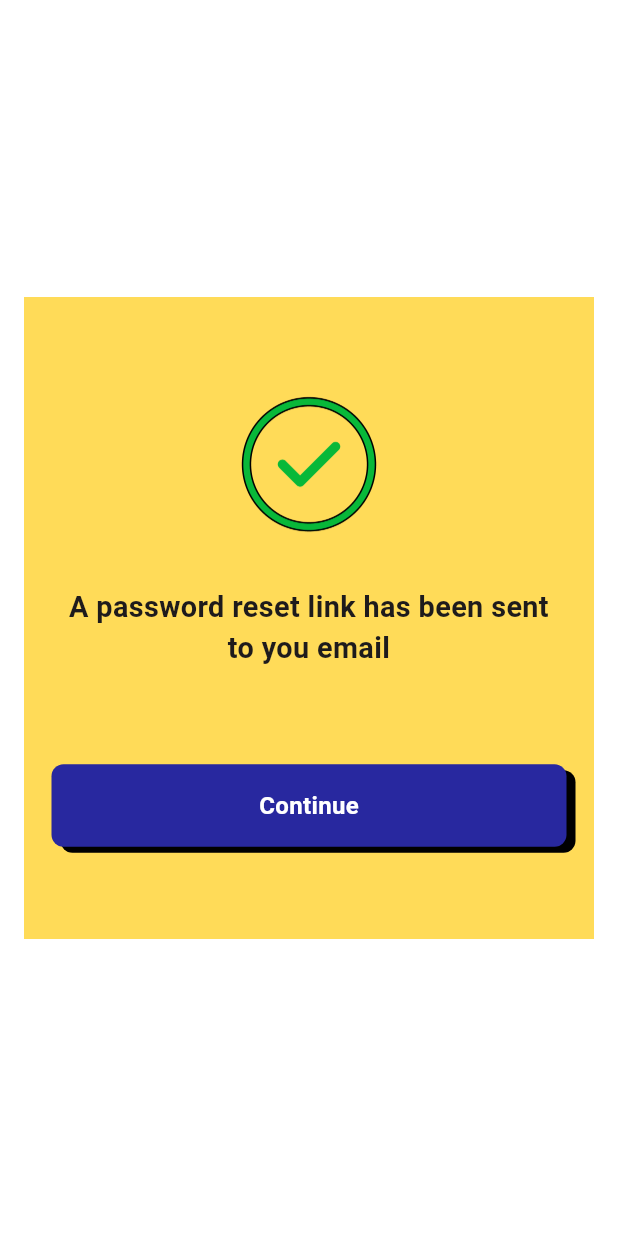
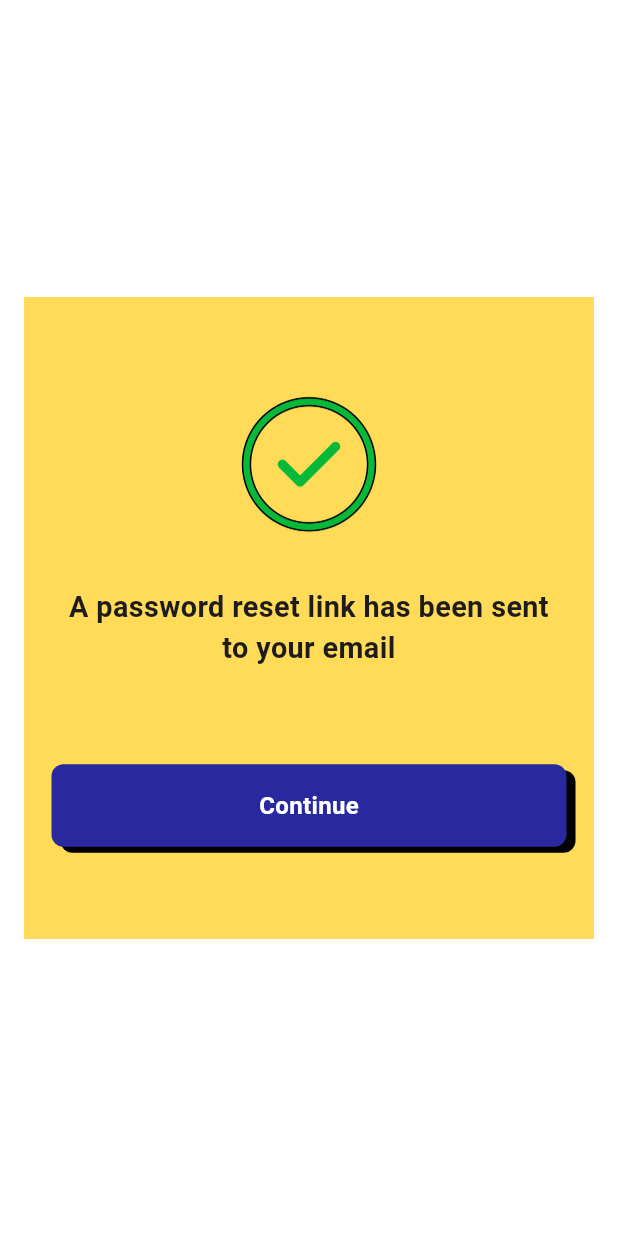
Before and after one commit to hngx-org/Lightning-food-mobile, a Flutter app: the ForgotPasswordReset screen opened directly, after a tap on "Reset Password", on a phone screen of 412 x 824 dp. Run offline on Flutter 3.47's test engine with Material 2 defaults, Android fonts, the phone set to English and light mode, and no system bars; our stand-ins replace flutter_screenutil, iconsax.

Commit message:
reset password

```diff
--- a/lib/views/forgot_password_views/forgot_password_reset.dart
+++ b/lib/views/forgot_password_views/forgot_password_reset.dart
@@ -116,7 +116,7 @@ class _ForgotPasswordResetState extends State<ForgotPasswordReset> {
                           width: 100,
                         ),
                         dialogText: Text(
-                          'A password reset link has been sent\nto you email',
+                          'A password reset link has been sent\nto your email',
                           textAlign: TextAlign.center,
                           style: TextStyle(
                               color: AppColor.black2,
```
